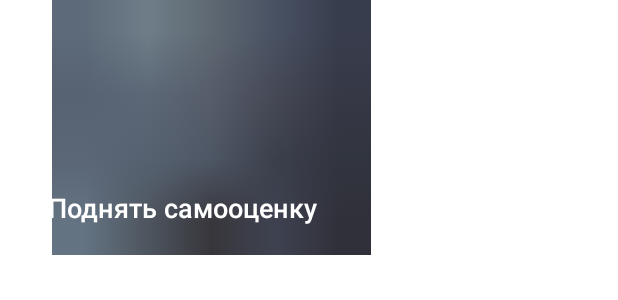
After one commit to tigran-kocharyan/psychological_essence_android, an Android app: the layout course_item.xml on its own in the app's theme, with its tools: preview values and no code run, on a phone screen of 412 x 824 dp. The commit adds this screen. Shown: the top 300 px of the screen. Run offline under Robolectric (Android 15) with nearby library versions, the phone set to English and light mode, and no system bars; Roboto replaces fonts that are not available here.

Commit message:
course beta

```diff
--- a/app/src/main/AndroidManifest.xml
+++ b/app/src/main/AndroidManifest.xml
@@ -119,6 +119,7 @@
         <activity
             android:name=".presentation.MainActivity"
             android:exported="false" />
+        <activity android:name=".presentation.courses.Courses" />
 
         <meta-data
             android:name="preloaded_fonts"
--- a/app/src/main/java/ru/hse/pe/presentation/auth/view/LoginFragment.kt
+++ b/app/src/main/java/ru/hse/pe/presentation/auth/view/LoginFragment.kt
@@ -12,6 +12,7 @@ import com.google.firebase.auth.FirebaseUser
 import ru.hse.pe.R
 import ru.hse.pe.databinding.FragmentLoginBinding
 import ru.hse.pe.presentation.MainActivity
+import ru.hse.pe.presentation.courses.Courses
 import ru.hse.pe.utils.Utils.getLongSnackbar
 import ru.hse.pe.utils.Utils.getSnackbar
 import ru.hse.pe.utils.Utils.isInvalid
@@ -66,7 +67,8 @@ class LoginFragment : Fragment() {
             .addOnSuccessListener { result ->
                 result.user?.let { user ->
                     if (user.isEmailVerified) {
-                        val intent = Intent(activity, MainActivity::class.java)
+                       // val intent = Intent(activity, MainActivity::class.java)
+                        val intent = Intent(activity, Courses::class.java)
                         intent.addFlags(Intent.FLAG_ACTIVITY_CLEAR_TOP or Intent.FLAG_ACTIVITY_NEW_TASK)
                         startActivity(intent)
                     } else {
--- /dev/null
+++ b/app/src/main/res/layout/course_item.xml
@@ -0,0 +1,48 @@
+<?xml version="1.0" encoding="utf-8"?>
+<androidx.constraintlayout.widget.ConstraintLayout xmlns:android="http://schemas.android.com/apk/res/android"
+    xmlns:app="http://schemas.android.com/apk/res-auto"
+    xmlns:tools="http://schemas.android.com/tools"
+    android:layout_width="wrap_content"
+    android:layout_height="wrap_content"
+    android:layout_marginStart="16dp"
+    android:layout_marginEnd="16dp">
+
+    <androidx.cardview.widget.CardView
+        android:layout_width="wrap_content"
+        android:layout_height="wrap_content"
+        app:cardCornerRadius="10dp"
+        app:layout_constraintBottom_toBottomOf="parent"
+        app:layout_constraintEnd_toEndOf="parent"
+        app:layout_constraintStart_toStartOf="parent">
+
+        <androidx.constraintlayout.widget.ConstraintLayout
+            android:layout_width="wrap_content"
+            android:layout_height="wrap_content">
+
+            <ImageView
+                android:id="@+id/imgCourse"
+                android:layout_width="250dp"
+                android:layout_height="170dp"
+                app:layout_constraintBottom_toBottomOf="parent"
+                app:layout_constraintEnd_toEndOf="parent"
+                app:layout_constraintStart_toStartOf="parent"
+                app:layout_constraintTop_toTopOf="parent"
+                app:srcCompat="@drawable/course_big" />
+
+            <TextView
+                android:id="@+id/titleCourse"
+                android:layout_width="wrap_content"
+                android:layout_height="wrap_content"
+                android:layout_marginStart="16dp"
+                android:layout_marginBottom="16dp"
+                android:fontFamily="@font/montserrat_semibold"
+                android:text="Поднять самооценку"
+                android:textColor="@color/white"
+                android:textSize="18sp"
+                app:layout_constraintBottom_toBottomOf="@+id/imgCourse"
+                app:layout_constraintStart_toStartOf="@+id/imgCourse" />
+        </androidx.constraintlayout.widget.ConstraintLayout>
+
+    </androidx.cardview.widget.CardView>
+
+</androidx.constraintlayout.widget.ConstraintLayout>
--- a/app/src/main/res/values/strings.xml
+++ b/app/src/main/res/values/strings.xml
@@ -30,6 +30,8 @@
     <string name="register_hintSex">Выберите пол</string>
     <string name="register_hintRepeatPassword">Повторите пароль</string>
 
+    /* Курсы */
+    <string name="courses">Курсы</string>
 
     /* Меню */
     <string name="menu_title">КАТЕГОРИИ</string>
```
Also changed, not shown: app/src/main/java/ru/hse/pe/TopAppBarFragment.kt (added, +19 -0 lines), app/src/main/res/drawable-anydpi/rounded_top_app_bar.xml (added, +11 -0 lines), app/src/main/res/layout/activity_courses.xml (added, +29 -0 lines), app/src/main/res/layout/fragment_top_app_bar.xml (added, +28 -0 lines), app/src/main/res/drawable-anydpi/course_big.png (added), app/src/main/res/drawable-anydpi/course_small.png (added), app/src/main/res/font/montserrat_regular.ttf (added), app/src/main/res/font/nunitosans_regular.ttf (added).
